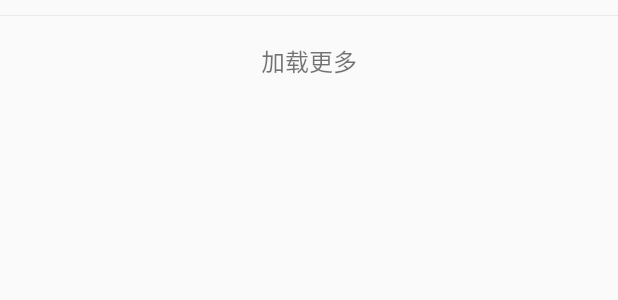
After one commit to zwj1994/youm, an Android app: the layout list_item_more.xml on its own in the app's theme, with its tools: preview values and no code run, on a phone screen of 412 x 824 dp. The commit adds this screen. Shown: the top 300 px of the screen. Run offline under Robolectric (Android 15) with nearby library versions, the phone set to English and light mode, and no system bars.

Commit message:
新增与修改

```diff
--- a/YouMin/app/build.gradle
+++ b/YouMin/app/build.gradle
@@ -37,7 +37,7 @@ dependencies {
     //RxVolley
     compile 'com.kymjs.rxvolley:rxvolley:1.1.4'
     compile 'com.kymjs.rxvolley:okhttp:1.1.4'
-
+    compile 'com.demievil.library:refreshlayout:1.0.0@aar'
     compile 'com.commit451:PhotoView:1.2.4'
     //JC Play
     compile 'fm.jiecao:jiecaovideoplayer:5.3'
--- a/YouMin/app/src/main/java/com/bs/youmin/adapter/AlbumRankingListAdapter.java
+++ b/YouMin/app/src/main/java/com/bs/youmin/adapter/AlbumRankingListAdapter.java
@@ -4,6 +4,7 @@ import android.content.Context;
 import android.view.LayoutInflater;
 import android.view.View;
 import android.view.ViewGroup;
+import android.widget.ArrayAdapter;
 import android.widget.BaseAdapter;
 import android.widget.ImageView;
 import android.widget.TextView;
@@ -76,4 +77,5 @@ public class AlbumRankingListAdapter extends BaseAdapter {
         private TextView tv_category_love_count;
     }
 
+
 }
--- a/YouMin/app/src/main/java/com/bs/youmin/entity/Ip.java
+++ b/YouMin/app/src/main/java/com/bs/youmin/entity/Ip.java
@@ -9,9 +9,10 @@ public class Ip {
     /**
      * 服务器地址
      */
+    public static final String SERVER_URL = "http://192.168.0.130:8080/youm/";
 //    public static final String SERVER_URL = "http://192.168.5.22:8080/";
 //    public static final String SERVER_URL = "http://192.168.0.122:8080/";
-    public static final String SERVER_URL = "http://192.168.31.126:8080/";
+//    public static final String SERVER_URL = "http://192.168.31.126:8080/";
 //    public static final String SERVER_URL = "http://youm.tunnel.qydev.com/";
 //    public static final String SERVER_URL = "http://www.zuvips.com:8080/youm/";
 
--- /dev/null
+++ b/YouMin/app/src/main/res/layout/list_item_more.xml
@@ -0,0 +1,46 @@
+<FrameLayout xmlns:android="http://schemas.android.com/apk/res/android"
+    android:id="@+id/footer_layout"
+    android:layout_width="match_parent"
+    android:layout_height="match_parent"
+    android:background="@null"
+    android:gravity="center">
+
+    <LinearLayout
+        android:layout_width="match_parent"
+        android:layout_height="wrap_content"
+        android:layout_marginTop="10dp"
+
+        android:gravity="center_horizontal"
+
+        android:orientation="vertical">
+
+        <ImageView
+            android:layout_width="match_parent"
+            android:layout_height="1px"
+            android:background="#eaeaea" />
+
+        <TextView
+            android:id="@+id/text_more"
+            android:layout_width="match_parent"
+            android:layout_height="40dp"
+            android:layout_gravity="center|top"
+            android:layout_margin="10dp"
+            android:gravity="center"
+            android:text="加载更多"
+
+            android:textSize="16sp" />
+
+        <ProgressBar
+            android:id="@+id/load_progress_bar"
+            style="@android:style/Widget.DeviceDefault.Light.ProgressBar"
+            android:layout_width="wrap_content"
+            android:layout_height="40dp"
+            android:layout_gravity="center|top"
+            android:layout_margin="10dp"
+            android:indeterminate="true"
+            android:visibility="gone" />
+
+    </LinearLayout>
+
+
+</FrameLayout>
```
Also changed, not shown: YouMin/app/src/main/java/com/bs/youmin/activity/CreateAlbumActivity.java (+20 -21 lines), YouMin/app/src/main/java/com/bs/youmin/activity/MainActivity.java (+14 -0 lines), YouMin/app/src/main/java/com/bs/youmin/fragment/MyAlbumFragment.java (+102 -9 lines), YouMin/app/src/main/res/layout/fragment_album_ranking.xml (+9 -0 lines).
